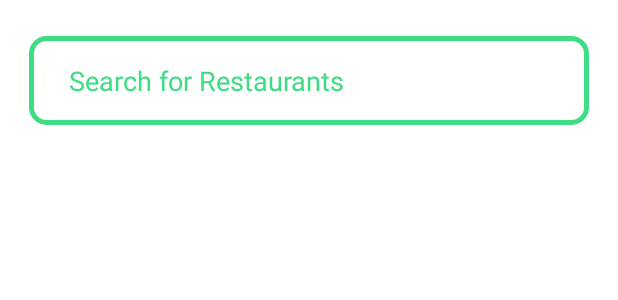
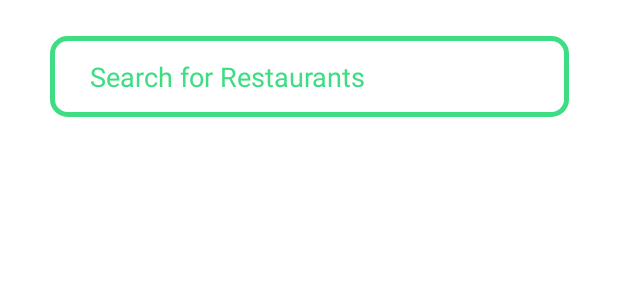
Before and after one commit to ShreyasChandrashekar/FoodDroidAR, an Android app: the layout activity_search.xml on its own in the app's theme, with its tools: preview values and no code run, on a phone screen of 412 x 824 dp. Shown: the top 300 px of the screen. Run offline under Robolectric (Android 15) with nearby library versions, the phone set to English and light mode, and no system bars.

Commit message:
Search fixed

```diff
--- a/app/src/main/res/layout/activity_search.xml
+++ b/app/src/main/res/layout/activity_search.xml
@@ -11,26 +11,27 @@
         android:id="@+id/restaurantBox"
         android:layout_width="384dp"
         android:layout_height="551dp"
-        android:layout_marginTop="36dp"
+        android:layout_marginTop="24dp"
         android:background="#FFFFFF"
         app:layout_constraintBottom_toBottomOf="parent"
         app:layout_constraintEnd_toEndOf="parent"
+        app:layout_constraintHorizontal_bias="0.407"
         app:layout_constraintStart_toStartOf="parent"
         app:layout_constraintTop_toBottomOf="@+id/searchField"
         app:layout_constraintVertical_bias="0.0" />
 
     <EditText
         android:id="@+id/searchField"
-        android:layout_width="373dp"
-        android:layout_height="59dp"
+        android:layout_width="346dp"
+        android:layout_height="54dp"
         android:layout_marginTop="24dp"
+        android:background="@drawable/edit_text_border"
         android:ems="10"
         android:hint="Search for Restaurants"
+        android:inputType="textPersonName"
         android:paddingLeft="40px"
-        android:inputType="textPersonName"
         android:textColor="#3EDD84"
         android:textColorHint="#3EDD84"
-        android:background="@drawable/edit_text_border"
         app:layout_constraintEnd_toEndOf="parent"
         app:layout_constraintStart_toStartOf="parent"
         app:layout_constraintTop_toTopOf="parent" />
```
Also changed, not shown: app/src/main/java/com/example/fdroid/SearchActivity.java (+2 -6 lines).
